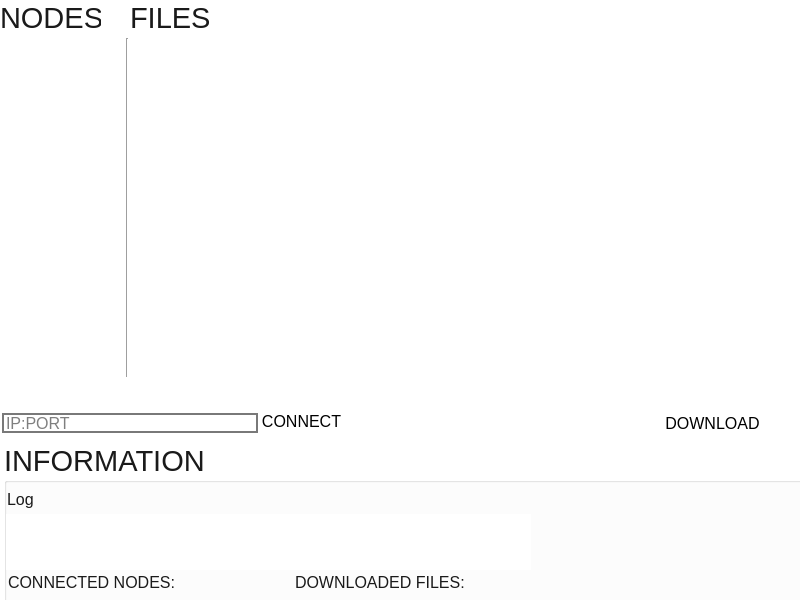
This is ui/main_josh.ui in j0z/Crescendo as Qt 5 draws it before an edit. The edited form follows.
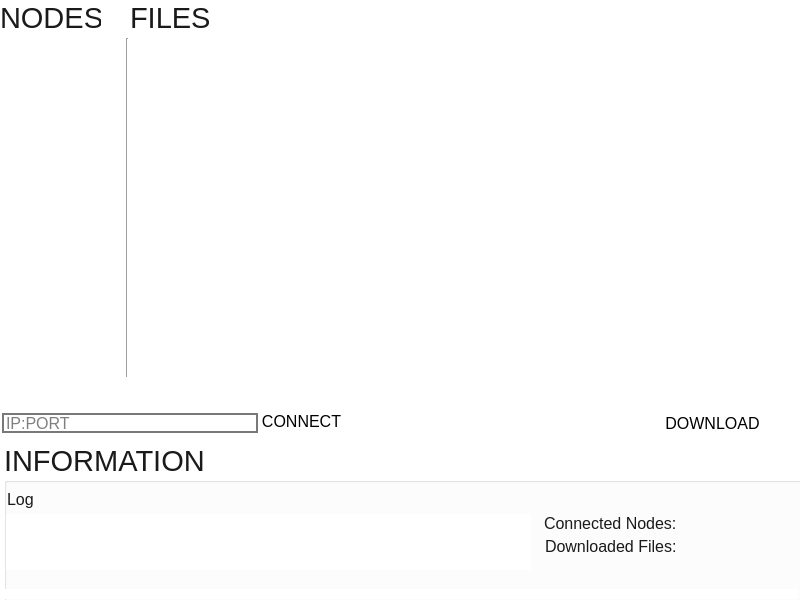
This is the edited form.

Commit message: updated Metro to include download progress bar

```diff
--- a/ui/main_josh.ui
+++ b/ui/main_josh.ui
@@ -330,9 +330,9 @@
     <widget class="QLabel" name="lab_downloaded_files">
      <property name="geometry">
       <rect>
-       <x>291</x>
-       <y>129</y>
-       <width>206</width>
+       <x>541</x>
+       <y>93</y>
+       <width>251</width>
        <height>21</height>
       </rect>
      </property>
@@ -349,7 +349,7 @@
       </font>
      </property>
      <property name="text">
-      <string>DOWNLOADED FILES:</string>
+      <string>Downloaded Files:</string>
      </property>
     </widget>
     <widget class="QLabel" name="label_4">
@@ -381,8 +381,8 @@
     <widget class="QLabel" name="lab_connected_nodes">
      <property name="geometry">
       <rect>
-       <x>4</x>
-       <y>129</y>
+       <x>540</x>
+       <y>70</y>
        <width>252</width>
        <height>21</height>
       </rect>
@@ -430,7 +430,7 @@
       </font>
      </property>
      <property name="text">
-      <string>CONNECTED NODES: </string>
+      <string>Connected Nodes: </string>
      </property>
     </widget>
     <widget class="QListWidget" name="lst_log">
@@ -543,6 +543,47 @@
       <enum>Qt::ScrollBarAsNeeded</enum>
      </property>
     </widget>
+    <widget class="QProgressBar" name="prg_download">
+     <property name="geometry">
+      <rect>
+       <x>-3</x>
+       <y>146</y>
+       <width>797</width>
+       <height>10</height>
+      </rect>
+     </property>
+     <property name="font">
+      <font>
+       <pointsize>14</pointsize>
+      </font>
+     </property>
+     <property name="styleSheet">
+      <string notr="true"> QProgressBar {
+     border: 0px solid white;
+     border-radius: 0px;
+ }
+
+ QProgressBar::chunk {
+     background-color: rgb(176,176,176);
+     width: 5px;
+ }
+
+ QProgressBar {
+     border: 0px solid white;
+     border-radius: 0px;
+     text-align: center;
+ }</string>
+     </property>
+     <property name="value">
+      <number>0</number>
+     </property>
+     <property name="invertedAppearance">
+      <bool>false</bool>
+     </property>
+     <property name="format">
+      <string/>
+     </property>
+    </widget>
    </widget>
    <widget class="QLabel" name="label">
     <property name="geometry">
```
The commit also changes 1 other file.
